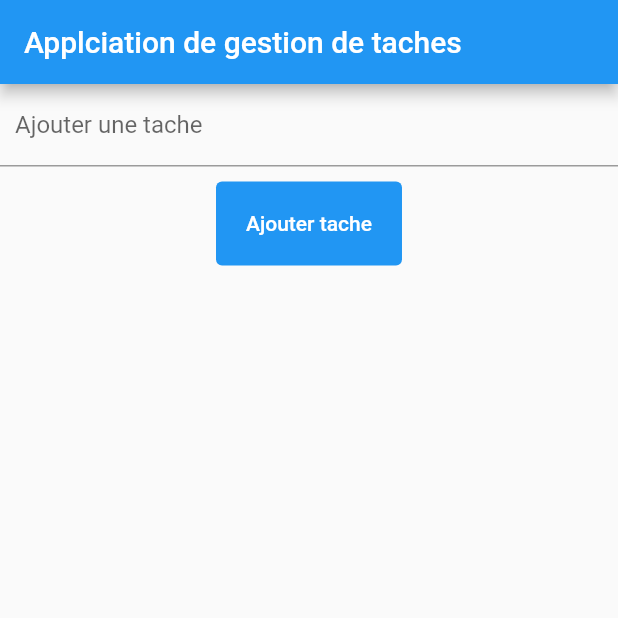
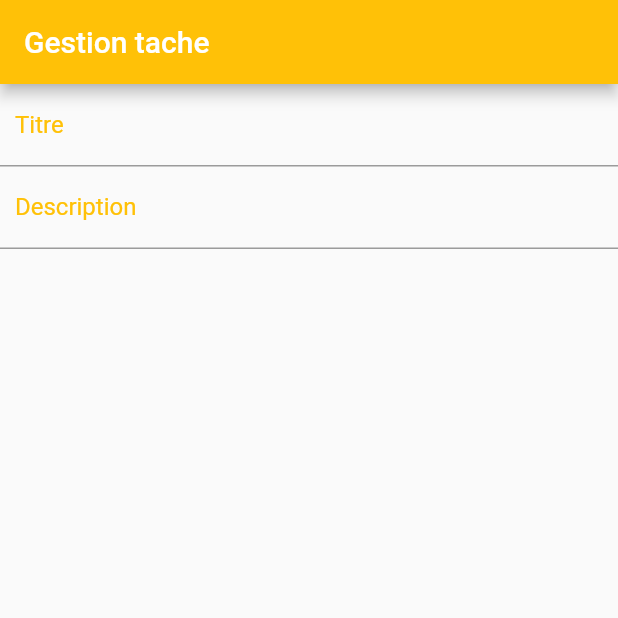
Before and after one commit to xarala221/flutter-ucao-gestion-tache, a Flutter app: the screen it shows after launch, on a phone screen of 412 x 824 dp, the top half of it. Run offline on Flutter 3.47's test engine with Material 2 defaults, Android fonts, the light colour scheme and no system bars; our stand-ins replace cloud_firestore, firebase_core; accounts and stored records are empty.

Commit message:
add description

```diff
--- a/lib/main.dart
+++ b/lib/main.dart
@@ -3,9 +3,9 @@ import 'package:cloud_firestore/cloud_firestore.dart';
 import 'package:firebase_core/firebase_core.dart';
 
 const firebaseOptions = FirebaseOptions(
-  appId: 'votre app id',
-  apiKey: 'votre api key',
-  projectId: 'votre projet id',
+  appId: 'a changer',
+  apiKey: 'a changer',
+  projectId: 'a changer',
   messagingSenderId: '...',
   authDomain: '...',
 );
@@ -13,38 +13,28 @@ const firebaseOptions = FirebaseOptions(
 void main() async {
   WidgetsFlutterBinding.ensureInitialized();
   await Firebase.initializeApp(options: firebaseOptions);
-  runApp(const MyApp());
+  runApp(MyApp());
 }
 
 class MyApp extends StatelessWidget {
-  const MyApp({Key? key}) : super(key: key);
-
   @override
   Widget build(BuildContext context) {
     return MaterialApp(
-      title: 'Gestion tache',
-      theme: ThemeData(
-        primarySwatch: Colors.blue,
-      ),
-      home: const MyHomePage(title: 'Applciation de gestion de taches'),
+      title: 'Gestion de tache',
+      home: ListeTache(),
     );
   }
 }
 
-class MyHomePage extends StatefulWidget {
-  const MyHomePage({Key? key, required this.title}) : super(key: key);
-
-  final String title;
-
+class ListeTache extends StatefulWidget {
   @override
-  State<MyHomePage> createState() => _MyHomePageState();
+  _ListeTacheState createState() => _ListeTacheState();
 }
 
-class _MyHomePageState extends State<MyHomePage> {
+class _ListeTacheState extends State<ListeTache> {
   final _controllerLeText = TextEditingController();
+  final _controllerLaDescription = TextEditingController();
   final FirebaseFirestore firestore = FirebaseFirestore.instance;
-
-  final List<Tache> taches = [];
 
   void _ajouterTache() {
     DocumentReference ref = firestore.collection("taches").doc();
@@ -52,6 +42,7 @@ class _MyHomePageState extends State<MyHomePage> {
     setState(() {
       firestore.collection("taches").add({
         "titre": _controllerLeText.text,
+        "description": _controllerLaDescription.text,
         "complete": false,
         "id": myId,
       });
@@ -64,74 +55,83 @@ class _MyHomePageState extends State<MyHomePage> {
   Widget build(BuildContext context) {
     return Scaffold(
         appBar: AppBar(
-          title: Text(widget.title),
+          title: Text('Gestion tache'),
+          backgroundColor: Colors.amber,
         ),
         body: Column(
           children: [
             TextField(
               controller: _controllerLeText,
-              onSubmitted: (valeur) {
+              decoration: InputDecoration(
+                  labelText: "Titre",
+                  labelStyle: TextStyle(color: Colors.amber),
+                  contentPadding: EdgeInsets.all(10)),
+            ),
+            TextField(
+              controller: _controllerLaDescription,
+              decoration: InputDecoration(
+                  labelText: "Description",
+                  labelStyle: TextStyle(color: Colors.amber),
+                  contentPadding: EdgeInsets.all(10)),
+              onSubmitted: (value) {
                 _ajouterTache();
               },
-              decoration: InputDecoration(
-                  labelText: "Ajouter une tache",
-                  contentPadding: EdgeInsets.all(10)),
-            ),
-            Padding(padding: EdgeInsets.only(top: 10)),
-            TextButton(
-              style: TextButton.styleFrom(
-                backgroundColor: Colors.blue,
-                padding: EdgeInsets.all(20),
-              ),
-              child:
-                  Text("Ajouter tache", style: TextStyle(color: Colors.white)),
-              onPressed: _ajouterTache,
             ),
             Expanded(
               child: StreamBuilder<QuerySnapshot>(
                 stream: firestore.collection('taches').snapshots(),
                 builder: (context, snapshot) {
                   if (snapshot.hasError) {
-                    return Text('Something went wrong');
+                    return Text("Une erreur s'est produite");
                   }
-
-                  if (snapshot.connectionState == ConnectionState.waiting) {
-                    return Text("Loading");
-                  }
-                  return ListView(
-                    children:
-                        snapshot.data!.docs.map((DocumentSnapshot document) {
-                      Map<String, dynamic> data =
-                          document.data()! as Map<String, dynamic>;
-                      return Container(
-                        height: 100,
-                        margin: const EdgeInsets.only(bottom: 15.0),
-                        child: ListTile(
-                          title: Text(
-                            data["titre"],
-                            style: TextStyle(
-                              decoration: data['complete']
-                                  ? TextDecoration.lineThrough
-                                  : TextDecoration.none,
-                            ),
-                          ),
-                        ),
-                      );
-                    }).toList(),
+                  if (!snapshot.hasData) return const Text('Chargement...');
+                  return ListView.builder(
+                    itemCount: snapshot.data!.docs.length,
+                    itemBuilder: (context, index) =>
+                        _buildListItem(context, snapshot.data!.docs[index]),
                   );
                 },
               ),
-            )
+            ),
           ],
-        )
-        // This trailing comma makes auto-formatting nicer for build methods.
-        );
+        ));
+  }
+
+  Widget _buildListItem(BuildContext context, DocumentSnapshot document) {
+    final tache = Tache(
+        titre: document['titre'],
+        complete: document['complete'],
+        description: document['description']);
+
+    return ListTile(
+      title: Text(tache.titre,
+          style: TextStyle(
+            decoration: tache.complete
+                ? TextDecoration.lineThrough
+                : TextDecoration.none,
+          )),
+      subtitle: Text(tache.description),
+      trailing: Checkbox(
+        value: tache.complete,
+        onChanged: (value) {
+          setState(() {
+            tache.complete = value ?? true;
+          });
+          firestore
+              .collection("taches")
+              .doc(document.reference.id)
+              .update({'complete': tache.complete});
+        },
+      ),
+    );
   }
 }
 
 class Tache {
   String titre;
+  String description;
   bool complete;
 
-  Tache(this.titre, this.complete);
+  Tache(
+      {required this.titre, required this.description, this.complete = false});
 }
```
